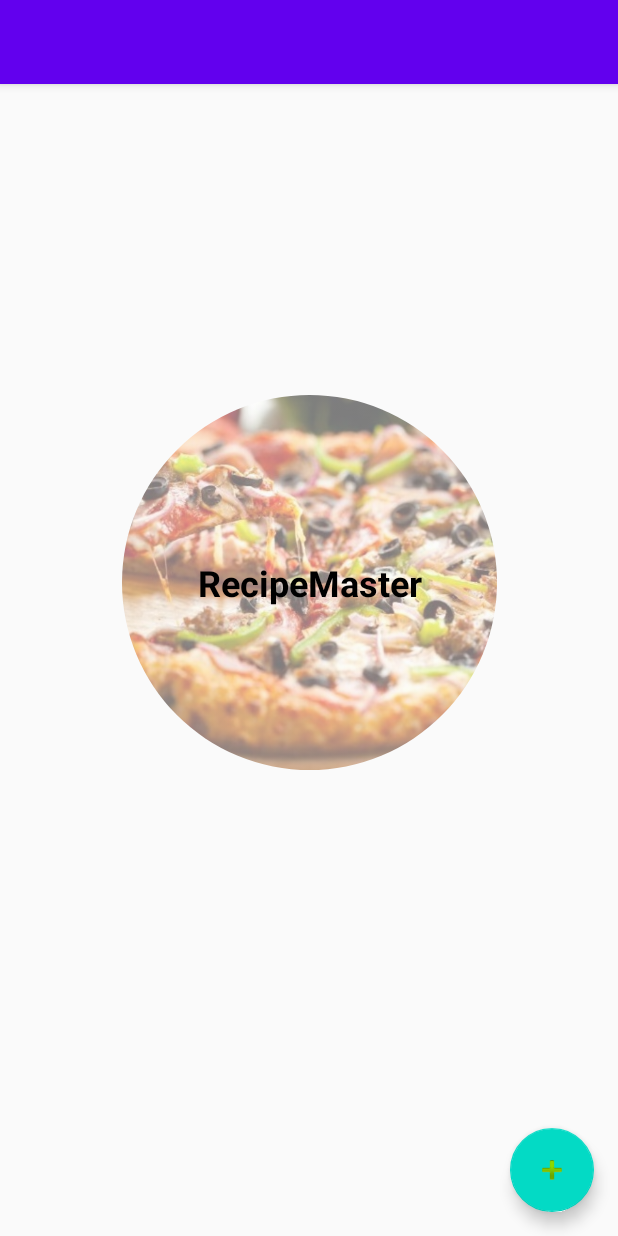
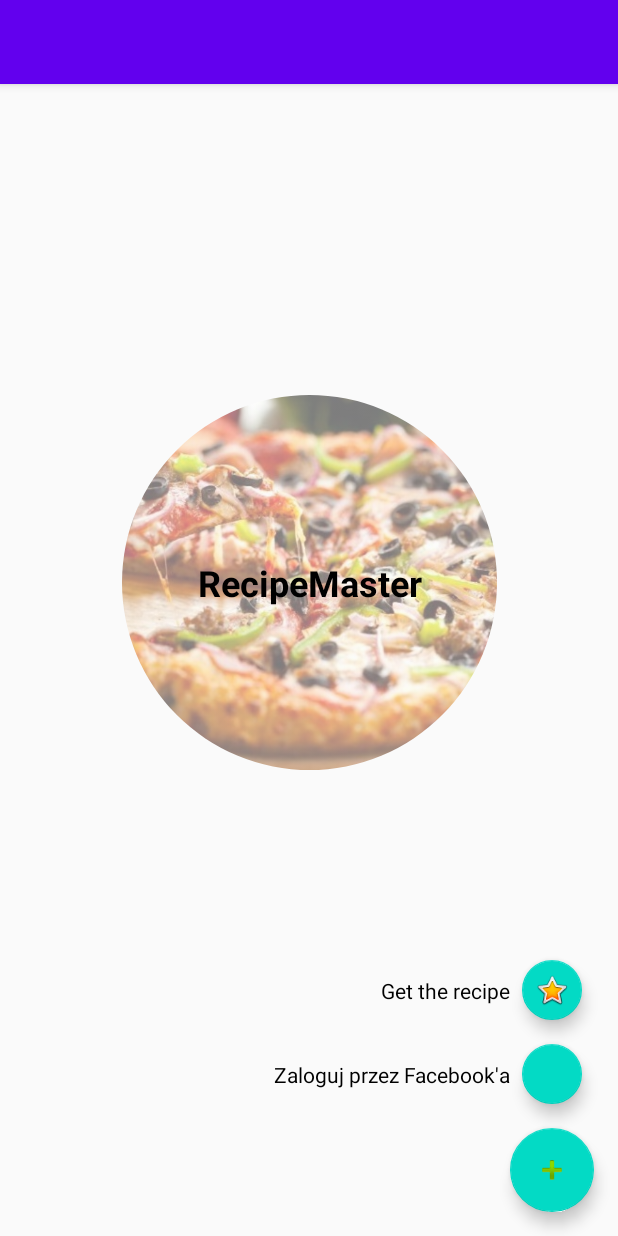
Before and after one commit to Zywczas/RecipeMaster, an Android app: the screen it shows after launch (MainActivity), on a phone screen of 412 x 824 dp. Run offline under Robolectric (Android 15) with nearby library versions, the phone set to English and light mode, and no system bars; our stand-ins replace CircleImageView, Dagger/Hilt's generated code.

```diff
--- a/app/build.gradle
+++ b/app/build.gradle
@@ -69,6 +69,9 @@ dependencies {
     //circle image view
     implementation 'de.hdodenhof:circleimageview:3.1.0'
 
+    //FAB speed dial
+    implementation "com.leinardi.android:speed-dial:3.1.1"
+
     //RxJava
     implementation 'io.reactivex.rxjava3:rxkotlin:3.0.0'
     implementation 'io.reactivex.rxjava3:rxjava:3.0.4'
--- /dev/null
+++ b/app/src/main/java/com/zywczas/recipemaster/utilities/ExtentionFunctions.kt
@@ -0,0 +1,9 @@
+package com.zywczas.recipemaster.utilities
+
+import android.widget.Toast
+import androidx.fragment.app.Fragment
+
+fun Fragment.showToast(message: String) =
+    Toast.makeText(requireContext(), message, Toast.LENGTH_SHORT).show()
+
+fun <T> lazyAndroid(initializer: () -> T) : Lazy<T> = lazy(LazyThreadSafetyMode.NONE, initializer)
--- a/app/src/main/java/com/zywczas/recipemaster/views/LoginFragment.kt
+++ b/app/src/main/java/com/zywczas/recipemaster/views/LoginFragment.kt
@@ -2,14 +2,24 @@ package com.zywczas.recipemaster.views
 
 import android.os.Bundle
 import androidx.fragment.app.Fragment
-import android.view.LayoutInflater
 import android.view.View
-import android.view.ViewGroup
 import com.zywczas.recipemaster.R
+import com.zywczas.recipemaster.utilities.showToast
+import kotlinx.android.synthetic.main.fragment_login.*
 import javax.inject.Inject
 
 
 class LoginFragment @Inject constructor() : Fragment(R.layout.fragment_login) {
 
 
+    override fun onViewCreated(view: View, savedInstanceState: Bundle?) {
+        super.onViewCreated(view, savedInstanceState)
+        setupOnClickListeners()
+    }
+
+    private fun setupOnClickListeners(){
+        fab_main_login.setOnClickListener {
+            showToast("dziala")
+        }
+    }
 }
--- a/app/src/main/res/layout/fragment_login.xml
+++ b/app/src/main/res/layout/fragment_login.xml
@@ -1,5 +1,6 @@
 <?xml version="1.0" encoding="utf-8"?>
-<androidx.coordinatorlayout.widget.CoordinatorLayout xmlns:android="http://schemas.android.com/apk/res/android"
+<androidx.coordinatorlayout.widget.CoordinatorLayout
+    xmlns:android="http://schemas.android.com/apk/res/android"
     xmlns:tools="http://schemas.android.com/tools"
     xmlns:app="http://schemas.android.com/apk/res-auto"
 
@@ -43,7 +44,7 @@
             app:layout_constraintStart_toStartOf="parent"
             app:layout_constraintTop_toTopOf="parent"
             app:layout_constraintVertical_bias="0.4" />
-
+        <!--todo pousuwac warningi z layoutow-->
         <TextView
             android:id="@+id/textView"
             android:layout_width="wrap_content"
@@ -56,13 +57,68 @@
             app:layout_constraintEnd_toEndOf="@+id/view"
             app:layout_constraintStart_toStartOf="@+id/view"
             app:layout_constraintTop_toTopOf="@+id/view" />
+
+        <com.google.android.material.floatingactionbutton.FloatingActionButton
+            android:id="@+id/fab_main_login"
+            android:layout_width="wrap_content"
+            android:layout_height="wrap_content"
+            android:layout_gravity="bottom|end"
+            android:layout_margin="16dp"
+            android:layout_marginEnd="16dp"
+            android:layout_marginBottom="16dp"
+            android:src="@android:drawable/ic_input_add"
+            app:fabSize="normal"
+            app:layout_constraintBottom_toBottomOf="parent"
+            app:layout_constraintEnd_toEndOf="parent" />
+
+        <com.google.android.material.floatingactionbutton.FloatingActionButton
+            android:id="@+id/fab_recipes"
+            android:layout_width="wrap_content"
+            android:layout_height="wrap_content"
+            android:layout_marginBottom="16dp"
+            android:clickable="true"
+            android:src="@android:drawable/btn_star_big_on"
+            app:fabSize="mini"
+            app:layout_constraintBottom_toTopOf="@+id/fab_facebook"
+            app:layout_constraintEnd_toEndOf="@+id/fab_facebook"
+            app:layout_constraintStart_toStartOf="@+id/fab_facebook" />
+
+        <com.google.android.material.floatingactionbutton.FloatingActionButton
+            android:id="@+id/fab_facebook"
+            android:layout_width="wrap_content"
+            android:layout_height="wrap_content"
+            android:layout_marginBottom="16dp"
+            android:clickable="true"
+            app:fabSize="mini"
+            app:layout_constraintBottom_toTopOf="@+id/fab_main_login"
+            app:layout_constraintEnd_toEndOf="@+id/fab_main_login"
+            app:layout_constraintStart_toStartOf="@+id/fab_main_login"
+            tools:src="@tools:sample/backgrounds/scenic" />
+<!--        todo dac elevation na teksty i okragle rogi-->
+
+        <TextView
+            android:id="@+id/textView2"
+            android:layout_width="wrap_content"
+            android:layout_height="wrap_content"
+            android:layout_marginEnd="8dp"
+            android:text="Get the recipe"
+            android:textColor="@android:color/black"
+            app:layout_constraintBottom_toBottomOf="@+id/fab_recipes"
+            app:layout_constraintEnd_toStartOf="@+id/fab_recipes"
+            app:layout_constraintTop_toTopOf="@+id/fab_recipes" />
+
+        <TextView
+            android:id="@+id/textView3"
+            android:layout_width="wrap_content"
+            android:layout_height="wrap_content"
+            android:layout_marginEnd="8dp"
+            android:text="Zaloguj przez Facebook'a"
+            android:textColor="@android:color/black"
+            app:layout_constraintBottom_toBottomOf="@+id/fab_facebook"
+            app:layout_constraintEnd_toStartOf="@+id/fab_facebook"
+            app:layout_constraintTop_toTopOf="@+id/fab_facebook" />
     </androidx.constraintlayout.widget.ConstraintLayout>
 
-    <com.google.android.material.floatingactionbutton.FloatingActionButton
-        android:layout_height="wrap_content"
-        android:layout_width="wrap_content"
-        android:src="@android:drawable/ic_input_add"
-        android:layout_gravity="bottom|end"
-        android:layout_margin="16dp" />"
+
 
 </androidx.coordinatorlayout.widget.CoordinatorLayout>
```
